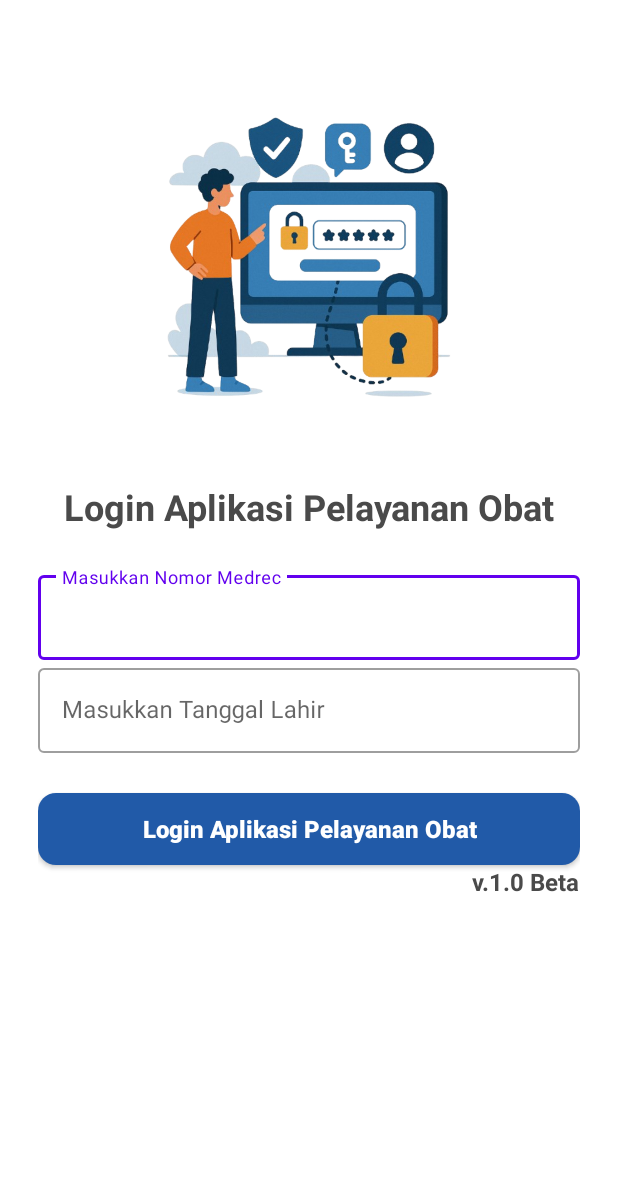
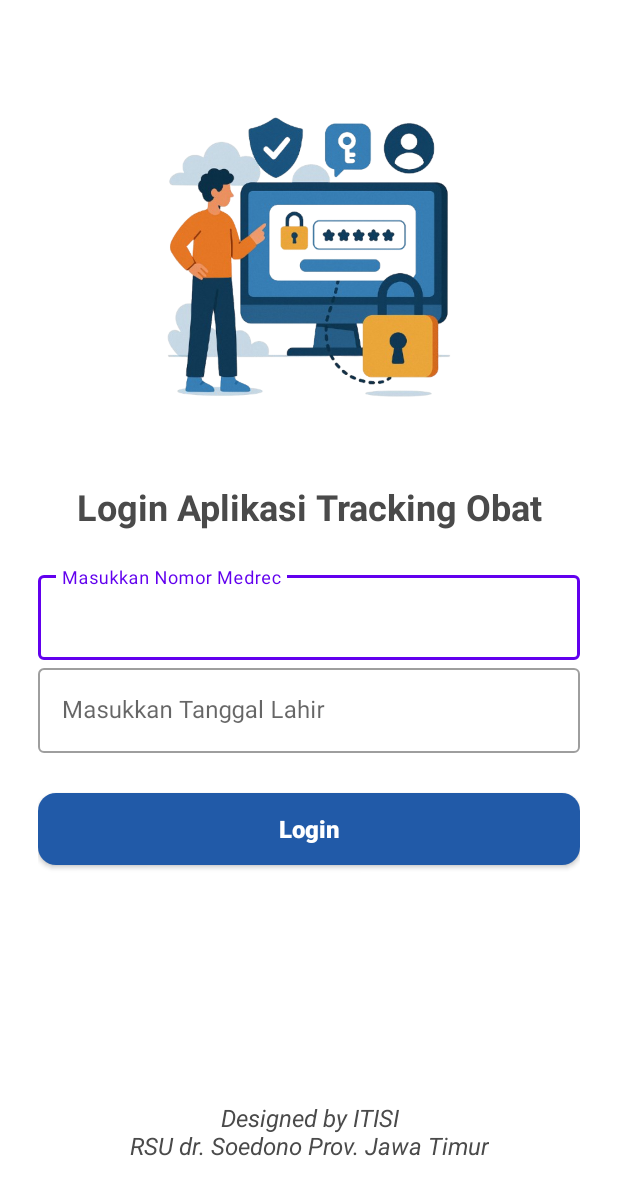
Before and after one commit to edwintrihadtanto/2025_trackinglao, an Android app: the screen it shows after launch (LoginActivity), on a phone screen of 412 x 824 dp. Shown: the top 1195 px of the screen. Run offline under Robolectric (Android 15) with nearby library versions, the phone set to English and light mode, and no system bars.

Commit message:
done sementara

```diff
--- a/app/build.gradle.kts
+++ b/app/build.gradle.kts
@@ -8,11 +8,11 @@ android {
     compileSdk = 36
 
     defaultConfig {
-        applicationId = "com.example.mybottomnavigation"
+        applicationId = "com.trackinglao.pasien"
         minSdk = 24
         targetSdk = 36
         versionCode = 1
-        versionName = "1.0"
+        versionName = "1.0 Beta"
 
         testInstrumentationRunner = "androidx.test.runner.AndroidJUnitRunner"
     }
--- a/app/src/main/java/com/example/mybottomnavigation/ui/login/LoginActivity.kt
+++ b/app/src/main/java/com/example/mybottomnavigation/ui/login/LoginActivity.kt
@@ -47,6 +47,9 @@ class LoginActivity : AppCompatActivity() {
         }
 //        binding.medrecEditText.setText("6465872")
 //        binding.tanggalEditText.setText("1992-08-03")
+        val paInfo = packageManager.getPackageInfo(packageName, 0)
+        val versionName = paInfo.versionName
+        binding.appversi.text = versionName
         setupView()
         setupAction()
     }
--- a/app/src/main/java/com/example/mybottomnavigation/ui/splashscreen/SplashScreenActivity.kt
+++ b/app/src/main/java/com/example/mybottomnavigation/ui/splashscreen/SplashScreenActivity.kt
@@ -3,13 +3,12 @@ package com.example.mybottomnavigation.ui.splashscreen
 import android.animation.ObjectAnimator
 import android.content.Intent
 import android.os.Build
-import androidx.appcompat.app.AppCompatActivity
 import android.os.Bundle
 import android.os.Handler
 import android.os.Looper
 import android.view.WindowInsets
 import android.view.WindowManager
-import com.example.mybottomnavigation.R
+import androidx.appcompat.app.AppCompatActivity
 import com.example.mybottomnavigation.databinding.ActivitySplashScreenBinding
 import com.example.mybottomnavigation.ui.login.LoginActivity
 
--- a/app/src/main/res/layout/activity_login.xml
+++ b/app/src/main/res/layout/activity_login.xml
@@ -70,7 +70,7 @@
         android:layout_width="0dp"
         android:layout_height="wrap_content"
         android:background="@drawable/bg_button_ripple_scan"
-        android:text="@string/login"
+        android:text="@string/login_button"
         android:textAllCaps="false"
         android:textColor="@color/white"
         android:textSize="16sp"
@@ -86,12 +86,25 @@
         android:id="@+id/appversi"
         android:layout_width="wrap_content"
         android:layout_height="wrap_content"
-        android:text="@string/versiapp"
         android:textSize="16sp"
-        android:textStyle="bold"
+        android:textStyle="italic"
         android:textColor="@color/gray_text"
         app:layout_constraintTop_toBottomOf="@+id/loginButton"
         app:layout_constraintRight_toRightOf="@+id/loginButton"/>
+
+    <TextView
+        android:id="@+id/appinfoapp"
+        android:layout_width="wrap_content"
+        android:layout_height="wrap_content"
+        android:text="@string/designed_by_itisi"
+        android:textSize="16sp"
+        android:textStyle="italic"
+        android:gravity="center|bottom"
+        android:layout_marginBottom="24dp"
+        android:textColor="@color/gray_text"
+        app:layout_constraintBottom_toBottomOf="parent"
+        app:layout_constraintEnd_toEndOf="parent"
+        app:layout_constraintStart_toStartOf="parent" />
     <ImageView
         android:id="@+id/imageView2"
         android:layout_width="211dp"
--- a/app/src/main/res/layout/activity_main.xml
+++ b/app/src/main/res/layout/activity_main.xml
@@ -23,7 +23,7 @@
         android:id="@+id/tvWelcome"
         android:layout_width="match_parent"
         android:layout_height="96dp"
-        android:layout_marginStart="25dp"
+        android:layout_marginStart="10dp"
         android:layout_marginEnd="25dp"
         android:layout_marginTop="35dp"
         android:textColor="@color/black"
@@ -86,7 +86,7 @@
         android:id="@+id/tv_opsidua"
         android:layout_width="wrap_content"
         android:layout_height="wrap_content"
-        android:text="atau bisa menggunakan scanner"
+        android:text="@string/atau_bisa_menggunakan_scanner"
         android:textSize="16sp"
         android:textStyle="bold"
         android:padding="5dp"
--- a/app/src/main/res/layout/activity_scan.xml
+++ b/app/src/main/res/layout/activity_scan.xml
@@ -31,6 +31,7 @@
         android:textColor="#FFFFFF"
         android:gravity="center"
         android:padding="16dp"
+        android:layout_marginTop="50dp"
         android:textSize="20sp"
         android:textStyle="bold"
         app:layout_constraintTop_toTopOf="parent"
@@ -48,7 +49,7 @@
         android:background="@drawable/bg_button_ripple_flash"
         android:src="@drawable/ic_flash_on"
         app:tint="@color/white"
-        tools:ignore="ContentDescription"/>
+        android:contentDescription="@string/todo"/>
 
     <!-- Garis animasi horizontal -->
     <View
--- a/app/src/main/res/values/strings.xml
+++ b/app/src/main/res/values/strings.xml
@@ -1,7 +1,7 @@
 <resources>
-    <string name="app_name">Tracking LAO</string>
+    <string name="app_name">Tracking L.A.O</string>
     <!-- Login page -->
-    <string name="login">Login Aplikasi Pelayanan Obat</string>
+    <string name="login">Login Aplikasi Tracking Obat</string>
     <string name="medrec">Masukkan Nomor Medrec</string>
     <string name="tanggal">Masukkan Tanggal Lahir</string>
     <string name="resi">Masukkan Nomor Resi</string>
@@ -14,7 +14,10 @@
     <string name="todo">TODO</string>
     <string name="scan_qr_code_barcode">Scan QR Code / Barcode</string>
     <string name="info_lebih_lanjut">Info lebih lanjut bisa menghubungi\nOperator Layanan Antar Obat\nRSU dr. Soedono Provinsi Jawa Timur</string>
-    <string name="judul">Ingin melacak paket obat? \nAyo lacak paket obat disini. </string>
+    <string name="judul">Ingin tau status pengantaran obat?\nAyo cek status pengantaran obat anda disini… </string>
     <string name="info_main">Pilih salah satu pelacakan dibawah ini</string>
     <string name="versiapp">v.1.0 Beta</string>
+    <string name="login_button">Login</string>
+    <string name="designed_by_itisi">Designed by ITISI\nRSU dr. Soedono Prov. Jawa Timur</string>
+    <string name="atau_bisa_menggunakan_scanner">atau bisa menggunakan scanner</string>
 </resources>
```
Also changed, not shown: app/src/main/java/com/example/mybottomnavigation/ui/scan/ScanResultActivity.kt (+26 -1 lines), 1 other file.
